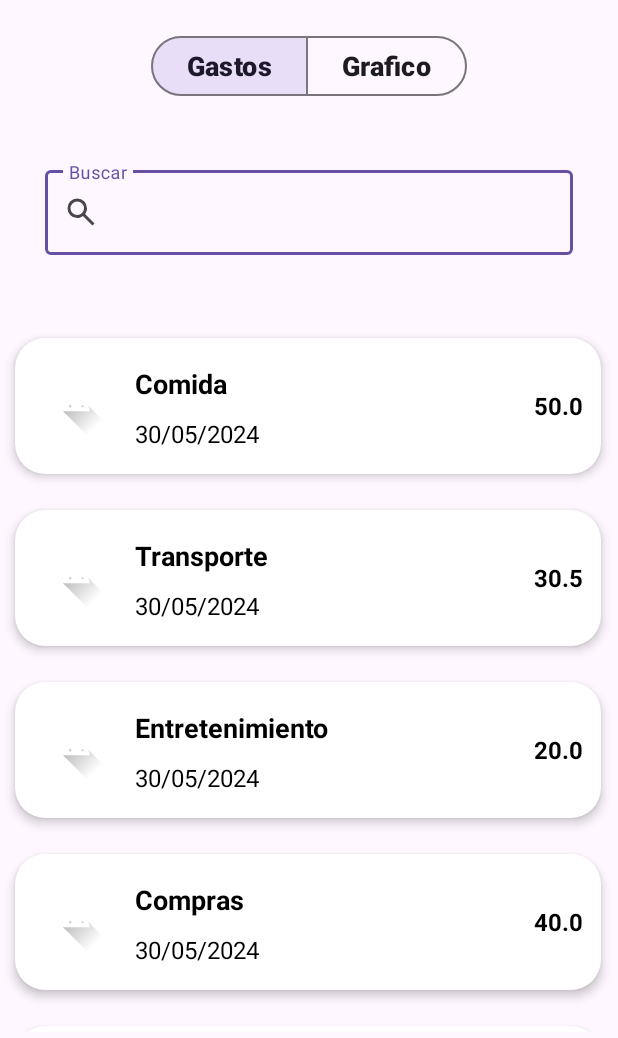
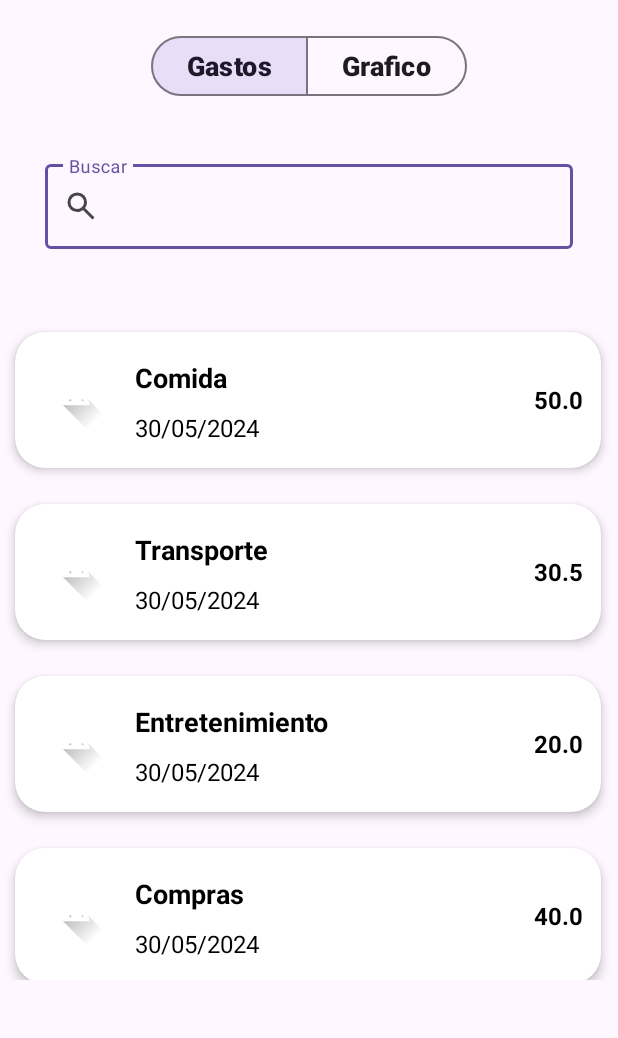
Before and after one commit to JordanRondon/Proyecto_FinanzasPersonales, an Android app: the fragment HistorialFragment shown on its own in the app's theme, on a phone screen of 412 x 824 dp. Shown: the top 1038 px of the screen. Run offline under Robolectric (Android 15) with nearby library versions, the phone set to English and light mode, and no system bars.

Commit message:
cambios en jordan

```diff
--- a/app/src/main/java/com/example/finanzaspersonales/Fragments/Presupuestos.kt
+++ b/app/src/main/java/com/example/finanzaspersonales/Fragments/Presupuestos.kt
@@ -10,9 +10,9 @@ import android.widget.Spinner
 import androidx.fragment.app.Fragment
 import androidx.recyclerview.widget.LinearLayoutManager
 import androidx.recyclerview.widget.RecyclerView
-import com.example.finanzaspersonales.Categoria
+import com.example.finanzaspersonales.Clases.Categoria
 import com.example.finanzaspersonales.CategoriaAdapter
-import com.example.finanzaspersonales.Presupuesto
+import com.example.finanzaspersonales.Clases.Presupuesto
 import com.example.finanzaspersonales.PresupuestoAdapter
 import com.example.finanzaspersonales.R
 
--- a/app/src/main/res/layout/fragment_historial.xml
+++ b/app/src/main/res/layout/fragment_historial.xml
@@ -40,13 +40,12 @@
     <FrameLayout
         android:id="@+id/fragment_container"
         android:layout_width="match_parent"
-        android:layout_height="600dp"
-        android:layout_marginTop="20dp"
+        android:layout_height="569dp"
+        android:layout_marginTop="16dp"
         android:layout_weight="1"
         app:layout_constraintEnd_toEndOf="parent"
         app:layout_constraintHorizontal_bias="0.0"
         app:layout_constraintStart_toStartOf="parent"
-        app:layout_constraintTop_toBottomOf="@+id/toggleButton"
-        app:layout_constraintVertical_bias="0.0" />
+        app:layout_constraintTop_toBottomOf="@+id/toggleButton" />
 
 </androidx.constraintlayout.widget.ConstraintLayout>
--- a/gradle/libs.versions.toml
+++ b/gradle/libs.versions.toml
@@ -1,6 +1,6 @@
 [versions]
 
-agp = "8.3.1"
+agp = "8.3.0"
 kotlin = "1.9.0"
 coreKtx = "1.13.1"
 junit = "4.13.2"
```
Also changed, not shown: app/src/main/AndroidManifest.xml (+2 -5 lines), app/src/main/java/com/example/finanzaspersonales/Home.kt (+6 -3 lines), app/src/main/res/navigation/nav_graph.xml (+8 -4 lines).
